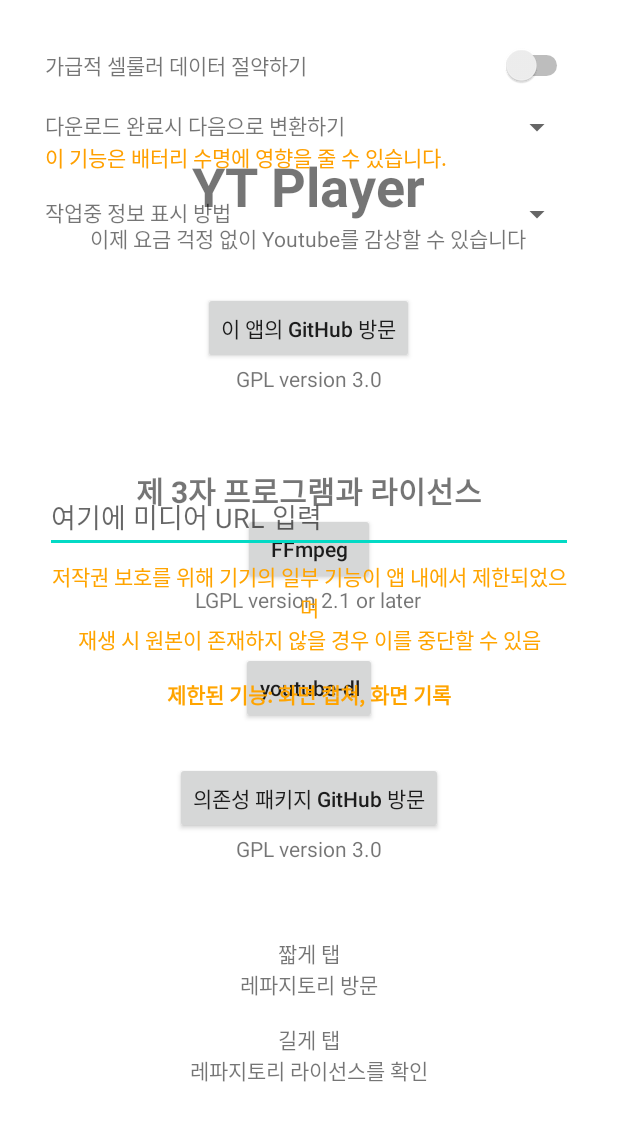
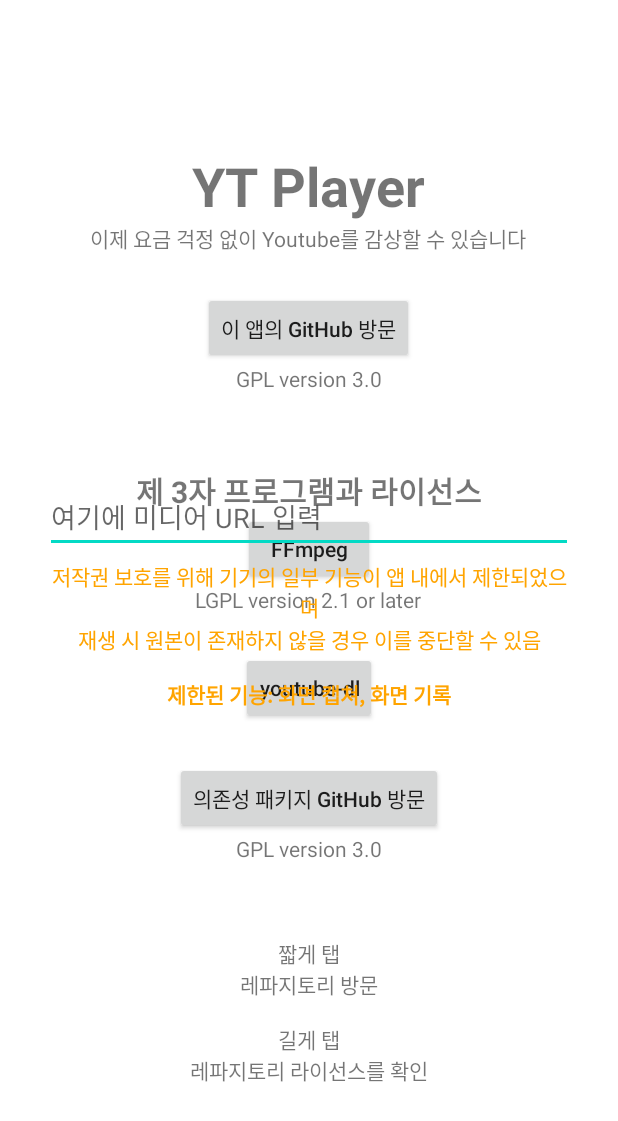
Before and after one commit to HyeongminKim/YoutubePlayer, an Android app: the screen it shows after launch (MainActivity), on a phone screen of 412 x 824 dp. Shown: the top 1121 px of the screen. Run offline under Robolectric (Android 15) with nearby library versions, the phone set to English and light mode, and no system bars; our stand-ins replace RxJava; libraries missing offline, so code that uses them is left out: com.yausername.ffmpeg, com.yausername.youtubedl_android; 3 statements that could not run were skipped.

Commit message:
코드 최적화

```diff
--- a/YTPlayer/app/src/main/res/layout/activity_main.xml
+++ b/YTPlayer/app/src/main/res/layout/activity_main.xml
@@ -152,77 +152,6 @@
                     android:layout_width="match_parent"
                     android:layout_height="match_parent" />
             </LinearLayout>
-            <LinearLayout
-                android:id="@+id/tabSetting"
-                android:layout_margin="30dp"
-                android:layout_width="match_parent"
-                android:layout_height="match_parent"
-                android:orientation="vertical" >
-                <LinearLayout
-                    android:layout_width="match_parent"
-                    android:layout_height="wrap_content"
-                    android:paddingBottom="15dp"
-                    android:weightSum="3"
-                    android:orientation="horizontal">
-                    <TextView
-                        android:layout_width="wrap_content"
-                        android:layout_height="wrap_content"
-                        android:layout_weight="2"
-                        android:text="@string/downloadMethod" />
-                    <Switch
-                        android:id="@+id/downloadMethod"
-                        android:layout_weight="1"
-                        android:layout_width="wrap_content"
-                        android:layout_height="wrap_content"/>
-                </LinearLayout>
-                <LinearLayout
-                    android:layout_width="match_parent"
-                    android:layout_height="wrap_content"
-                    android:paddingBottom="15dp"
-                    android:weightSum="3"
-                    android:orientation="horizontal">
-                    <LinearLayout
-                        android:layout_width="match_parent"
-                        android:layout_height="wrap_content"
-                        android:layout_weight="2"
-                        android:orientation="vertical">
-                        <TextView
-                            android:layout_width="wrap_content"
-                            android:layout_height="wrap_content"
-                            android:text="@string/encodeMethod" />
-                        <TextView
-                            android:id="@+id/warnConvert"
-                            android:layout_width="wrap_content"
-                            android:layout_height="wrap_content"
-                            android:textColor="#FFA000"
-                            android:text="@string/warnConvert"/>
-                    </LinearLayout>
-                    <Spinner
-                        android:id="@+id/encodeMethod"
-                        android:spinnerMode="dropdown"
-                        android:layout_width="wrap_content"
-                        android:layout_height="wrap_content"
-                        android:layout_weight="1"/>
-                </LinearLayout>
-                <LinearLayout
-                    android:layout_width="match_parent"
-                    android:layout_height="wrap_content"
-                    android:paddingBottom="15dp"
-                    android:weightSum="3"
-                    android:orientation="horizontal">
-                    <TextView
-                        android:layout_width="wrap_content"
-                        android:layout_height="wrap_content"
-                        android:layout_weight="2"
-                        android:text="@string/loadMethod" />
-                    <Spinner
-                        android:id="@+id/loadMethod"
-                        android:spinnerMode="dropdown"
-                        android:layout_width="wrap_content"
-                        android:layout_height="wrap_content"
-                        android:layout_weight="1"/>
-                </LinearLayout>
-            </LinearLayout>
         </FrameLayout>
     </LinearLayout>
 </TabHost>
--- a/YTPlayer/app/src/main/res/values/strings.xml
+++ b/YTPlayer/app/src/main/res/values/strings.xml
@@ -15,11 +15,4 @@
     <string name="exploreHint">여기에 미디어 URL 입력</string>
     <string name="copyright">저작권 보호를 위해 기기의 일부 기능이 앱 내에서 제한되었으며\n재생 시 원본이 존재하지 않을 경우 이를 중단할 수 있음</string>
     <string name="copyLimited">제한된 기능: 화면 캡쳐, 화면 기록</string>
-
-    <string name="nowLoading">로드 중…</string>
-
-    <string name="downloadMethod">가급적 셀룰러 데이터 절약하기</string>
-    <string name="encodeMethod">다운로드 완료시 다음으로 변환하기</string>
-    <string name="warnConvert">이 기능은 배터리 수명에 영향을 줄 수 있습니다. </string>
-    <string name="loadMethod">작업중 정보 표시 방법</string>
 </resources>
```
Also changed, not shown: YTPlayer/app/src/main/java/com/greengecko/ytplayer/MainActivity.java (+1 -6 lines), YTPlayer/app/src/main/res/layout/media_list.xml (deleted, +0 -35 lines).
